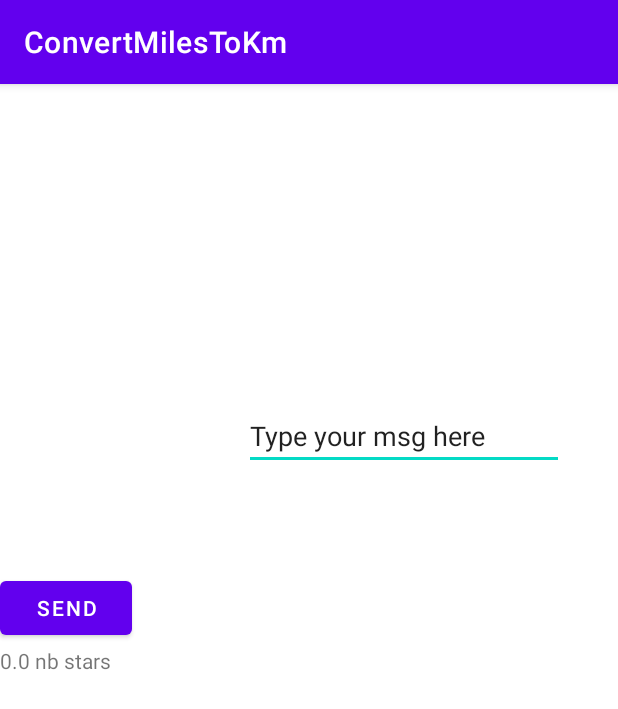
After one commit to flmon/ConvertMilesToKm, an Android app: the MainActivity2 screen opened directly, with no data from a screen before it, on a phone screen of 412 x 824 dp. The commit adds this screen. Shown: the top 709 px of the screen. Run offline under Robolectric (Android 15) with nearby library versions, the phone set to English and light mode, and no system bars.

Commit message:
implicit intent

```diff
--- a/app/src/main/AndroidManifest.xml
+++ b/app/src/main/AndroidManifest.xml
@@ -3,6 +3,7 @@
     package="com.example.convertmilestokm">
 
     <uses-permission android:name="android.permission.INTERNET" />
+
     <application
         android:allowBackup="true"
         android:icon="@mipmap/ic_launcher"
@@ -10,6 +11,9 @@
         android:roundIcon="@mipmap/ic_launcher_round"
         android:supportsRtl="true"
         android:theme="@style/Theme.ConvertMilesToKm">
+        <activity
+            android:name=".MainActivity2"
+            android:exported="false" />
         <activity
             android:name=".WebActivity"
             android:exported="false" />
--- /dev/null
+++ b/app/src/main/java/com/example/convertmilestokm/MainActivity2.java
@@ -0,0 +1,37 @@
+package com.example.convertmilestokm;
+
+import android.content.Intent;
+import android.net.Uri;
+import android.os.Bundle;
+import android.view.View;
+import android.widget.Button;
+import android.widget.EditText;
+import android.widget.TextView;
+
+import androidx.appcompat.app.AppCompatActivity;
+
+public class MainActivity2 extends AppCompatActivity {
+
+    @Override
+    protected void onCreate(Bundle savedInstanceState) {
+        super.onCreate(savedInstanceState);
+        setContentView(R.layout.activity_main2);
+
+        Intent caller = getIntent();
+        float rating = caller.getFloatExtra("nbStars", 0);
+        TextView tv = findViewById(R.id.textView2);
+        tv.setText(rating + " nb stars");
+
+        Button btn = findViewById(R.id.buttonSend);
+        btn.setOnClickListener(new View.OnClickListener() {
+            @Override
+            public void onClick(View view) {
+                String msg = ((EditText) findViewById(R.id.editTextMsg)).getText().toString();
+                Uri destination = Uri.parse("smsto:0764014624");
+                Intent smsIntent = new Intent(Intent.ACTION_SENDTO, destination);
+                smsIntent.putExtra("sms_body", msg);
+                startActivity(smsIntent);
+            }
+        });
+    }
+}
--- /dev/null
+++ b/app/src/main/res/layout/activity_main2.xml
@@ -0,0 +1,38 @@
+<?xml version="1.0" encoding="utf-8"?>
+<androidx.constraintlayout.widget.ConstraintLayout xmlns:android="http://schemas.android.com/apk/res/android"
+    xmlns:app="http://schemas.android.com/apk/res-auto"
+    xmlns:tools="http://schemas.android.com/tools"
+    android:layout_width="match_parent"
+    android:layout_height="match_parent"
+    tools:context=".MainActivity2">
+
+    <TextView
+        android:id="@+id/textView2"
+        android:layout_width="wrap_content"
+        android:layout_height="wrap_content"
+        android:text="TextView"
+        app:layout_constraintBottom_toBottomOf="parent"
+        app:layout_constraintTop_toTopOf="parent"
+        tools:layout_editor_absoluteX="105dp" />
+
+    <EditText
+        android:id="@+id/editTextMsg"
+        android:layout_width="wrap_content"
+        android:layout_height="wrap_content"
+        android:layout_marginTop="212dp"
+        android:layout_marginEnd="36dp"
+        android:ems="10"
+        android:inputType="textPersonName"
+        android:text="Type your msg here"
+        app:layout_constraintEnd_toEndOf="parent"
+        app:layout_constraintTop_toTopOf="parent" />
+
+    <Button
+        android:id="@+id/buttonSend"
+        android:layout_width="wrap_content"
+        android:layout_height="wrap_content"
+        android:layout_marginTop="68dp"
+        android:text="Send"
+        app:layout_constraintTop_toBottomOf="@+id/editTextMsg"
+        tools:layout_editor_absoluteX="226dp" />
+</androidx.constraintlayout.widget.ConstraintLayout>
```
Also changed, not shown: app/src/main/java/com/example/convertmilestokm/MainActivity.java (+13 -0 lines), app/src/main/res/layout/activity_main.xml (+18 -0 lines).
